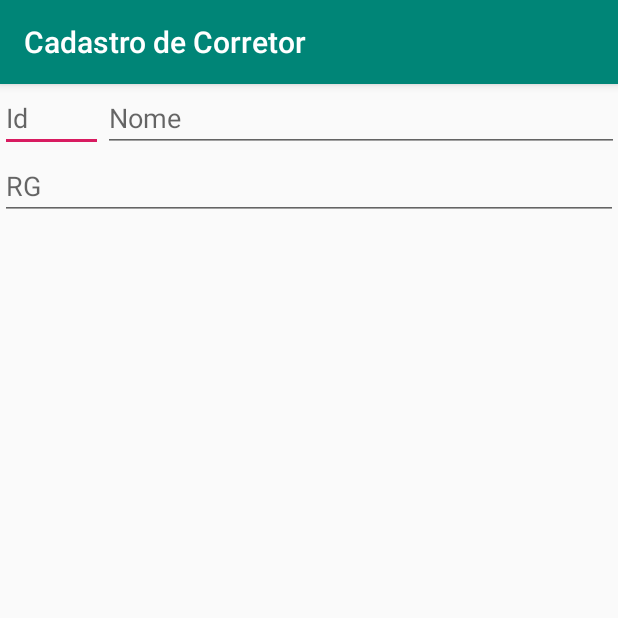
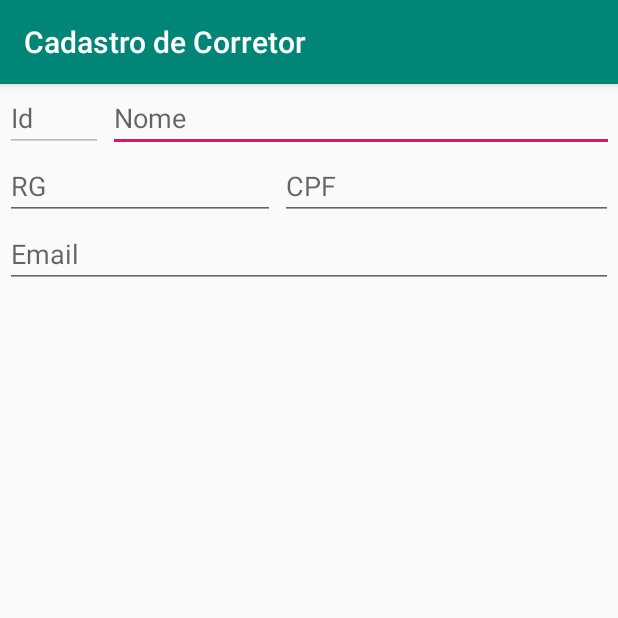
Before and after one commit to nwmartins/imobiliaria, an Android app: the CorretorActivity screen opened directly, with no data from a screen before it, on a phone screen of 412 x 824 dp, the top half of it. Run offline under Robolectric (Android 15) with nearby library versions, the phone set to English and light mode, and no system bars.

Commit message:
Tela Corretor Quase Criada

```diff
--- a/app/src/main/res/layout/content_corretor.xml
+++ b/app/src/main/res/layout/content_corretor.xml
@@ -16,23 +16,56 @@
         <EditText
             android:layout_width="match_parent"
             android:layout_height="wrap_content"
+            android:layout_marginLeft="@dimen/left_margin"
             android:layout_weight="1"
             android:id="@+id/etCodigo"
-            android:hint="@string/lbId"/>
+            android:hint="@string/lbId"
+            android:enabled="false"/>
 
         <EditText
             android:layout_width="match_parent"
             android:layout_height="wrap_content"
+            android:layout_marginLeft="@dimen/left_margin"
+            android:layout_marginRight="@dimen/right_margin"
             android:layout_weight="0.2"
             android:id="@+id/etNome"
             android:hint="@string/lbNome"/>
 
     </LinearLayout>
 
+    <LinearLayout
+        android:layout_width="match_parent"
+        android:layout_height="wrap_content">
+
+        <EditText
+            android:layout_width="match_parent"
+            android:layout_height="wrap_content"
+            android:layout_marginLeft="@dimen/left_margin"
+            android:layout_weight="1"
+            android:inputType="number"
+            android:id="@+id/etRg"
+            android:hint="@string/lbRg"/>
+
+        <EditText
+            android:layout_width="match_parent"
+            android:layout_height="wrap_content"
+            android:layout_marginLeft="@dimen/left_margin"
+            android:layout_marginRight="@dimen/right_margin"
+            android:layout_weight="0.8"
+            android:inputType="number"
+            android:id="@+id/etCpf"
+            android:hint="@string/lbCpf"/>
+
+    </LinearLayout>
+
     <EditText
         android:layout_width="match_parent"
         android:layout_height="wrap_content"
-        android:id="@+id/etRg"
-        android:hint="@string/lbRg"/>
+        android:layout_marginLeft="@dimen/left_margin"
+        android:layout_marginRight="@dimen/right_margin"
+        android:id="@+id/etEmail"
+        android:hint="@string/lbEmail"/>
+
+
 
 </LinearLayout>
--- a/app/src/main/res/menu/activity_main_drawer.xml
+++ b/app/src/main/res/menu/activity_main_drawer.xml
@@ -11,7 +11,7 @@
         <item
             android:id="@+id/nav_corretor"
             android:icon="@drawable/ic_menu_gallery"
-            android:title="Gallery" />
+            android:title="@string/title_activity_corretor" />
         <item
             android:id="@+id/nav_slideshow"
             android:icon="@drawable/ic_menu_slideshow"
--- a/app/src/main/res/values/strings.xml
+++ b/app/src/main/res/values/strings.xml
@@ -12,5 +12,7 @@
     <string name="lbNome">Nome</string>
     <string name="lbRg">RG</string>
     <string name="lbCpf">CPF</string>
+    <string name="lbEmail">Email</string>
+    <string name="lbCorretor">Corretor</string>
     <string name="title_activity_corretor">Cadastro de Corretor</string>
 </resources>
```
